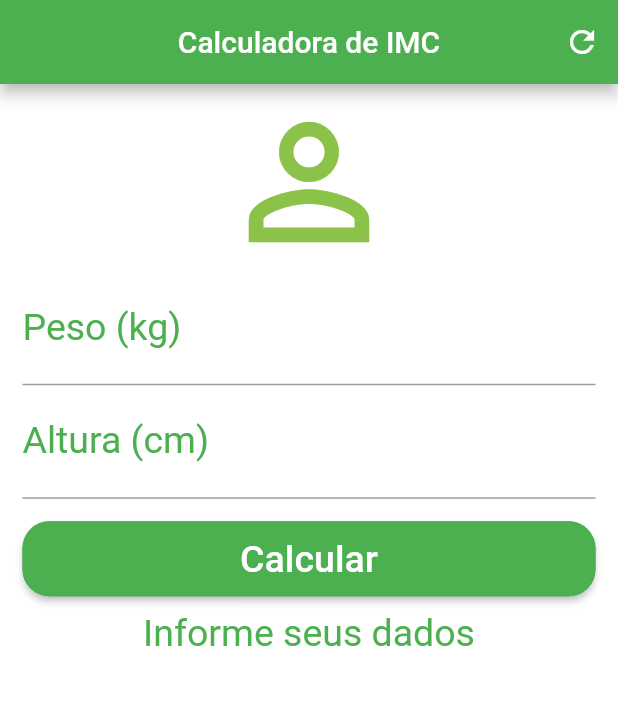
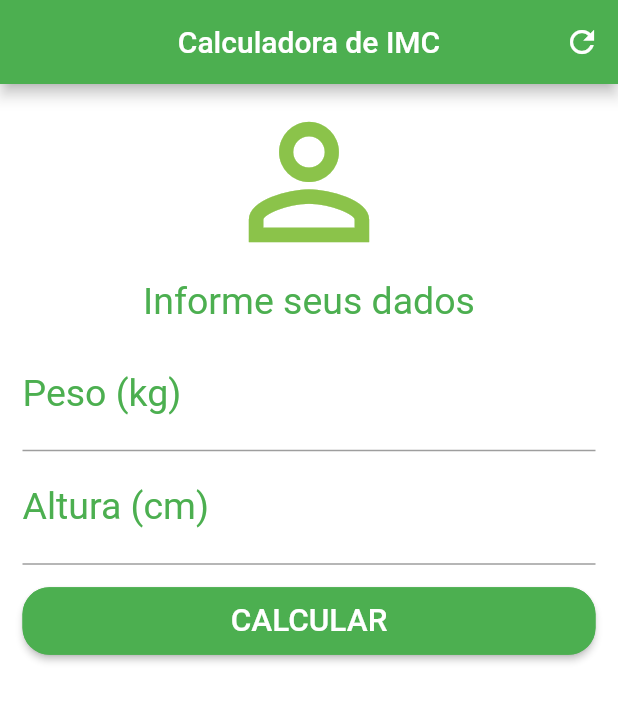
Before and after one commit to igorcm3/Mobile-Portfolio, a Flutter app: the screen it shows after launch, after a tap on the "refresh" icon, on a phone screen of 412 x 824 dp. Shown: the top 702 px of the screen. Run offline on Flutter 3.47's test engine with Material 2 defaults, Android fonts, the phone set to English and light mode, and no system bars.

Commit message:
Ajustes de layout

```diff
--- a/imc_calc/lib/main.dart
+++ b/imc_calc/lib/main.dart
@@ -15,12 +15,14 @@ class _HomeState extends State<Home> {
   TextEditingController weigthController = TextEditingController();
   TextEditingController heigthController = TextEditingController();
   GlobalKey<FormState> _formkey = GlobalKey<FormState>();
-  String _infoText = "Informe seus dados";
+  String _infoText = "";
+  String _imcResult = "";
   void _resetFields() {
     weigthController.text = "";
     heigthController.text = "";
     setState(() {
-      _infoText = "Informe seus dados";
+      _imcResult = "";
+      _infoText = "";
       _formkey = GlobalKey<FormState>();
     });
   }
@@ -30,19 +32,19 @@ class _HomeState extends State<Home> {
       double weigth = double.parse(weigthController.text);
       double height = double.parse(heigthController.text) / 100;
       double imc = weigth / (height * height);
-      print(imc);
+      _imcResult = "O IMC calculado é ${imc.toStringAsPrecision(4)}";
       if (imc < 18.6) {
-        _infoText = "Abaixo no peso (${imc.toStringAsPrecision(4)})";
+        _infoText = "Abaixo no peso";
       } else if (imc >= 18.6 && imc < 24.9) {
-        _infoText = "Peso ideal (${imc.toStringAsPrecision(4)})";
+        _infoText = "Peso ideal ";
       } else if (imc >= 24.9 && imc < 29.9) {
-        _infoText = "Levemente acima do peso (${imc.toStringAsPrecision(4)})";
+        _infoText = "Levemente acima do peso";
       } else if (imc >= 29.9 && imc < 34.9) {
-        _infoText = "Obesidade grau I (${imc.toStringAsPrecision(4)})";
+        _infoText = "Obesidade grau I";
       } else if (imc >= 34.9 && imc < 39.9) {
-        _infoText = "Obesidade grau II (${imc.toStringAsPrecision(4)})";
+        _infoText = "Obesidade grau II";
       } else if (imc >= 40) {
-        _infoText = "Obesidade grau III (${imc.toStringAsPrecision(4)})";
+        _infoText = "Obesidade grau III";
       }
     });
   }
@@ -75,6 +77,14 @@ class _HomeState extends State<Home> {
                   Icons.person_outline,
                   size: 120,
                   color: Colors.lightGreen,
+                ),
+                Padding(
+                  padding: EdgeInsets.only(top: 5, bottom: 10),
+                  child: Text(
+                    "Informe seus dados",
+                    textAlign: TextAlign.center,
+                    style: TextStyle(color: Colors.green, fontSize: 25.0),
+                  ),
                 ),
                 TextFormField(
                   controller: weigthController,
@@ -113,7 +123,7 @@ class _HomeState extends State<Home> {
                 Padding(
                   padding: EdgeInsets.only(top: 15.0, bottom: 10.0),
                   child: Container(
-                    height: 50.0,
+                    height: 45.0,
                     child: RaisedButton(
                       //TODO: Alterar shape do button
                       onPressed: () {
@@ -126,17 +136,24 @@ class _HomeState extends State<Home> {
                         side: BorderSide(color: Colors.green),
                       ),
                       child: Text(
-                        "Calcular",
-                        style: TextStyle(color: Colors.white, fontSize: 25.0),
+                        "Calcular".toUpperCase(),
+                        style: TextStyle(color: Colors.white, fontSize: 21.0),
                       ),
                       color: Colors.green,
                     ),
                   ),
                 ),
                 Text(
+                  _imcResult,
+                  textAlign: TextAlign.center,
+                  style:
+                      TextStyle(color: Colors.greenAccent[700], fontSize: 25.0),
+                ),
+                Text(
                   _infoText,
                   textAlign: TextAlign.center,
-                  style: TextStyle(color: Colors.green, fontSize: 25.0),
+                  style:
+                      TextStyle(color: Colors.greenAccent[700], fontSize: 25.0),
                 ),
               ],
             ),
```
